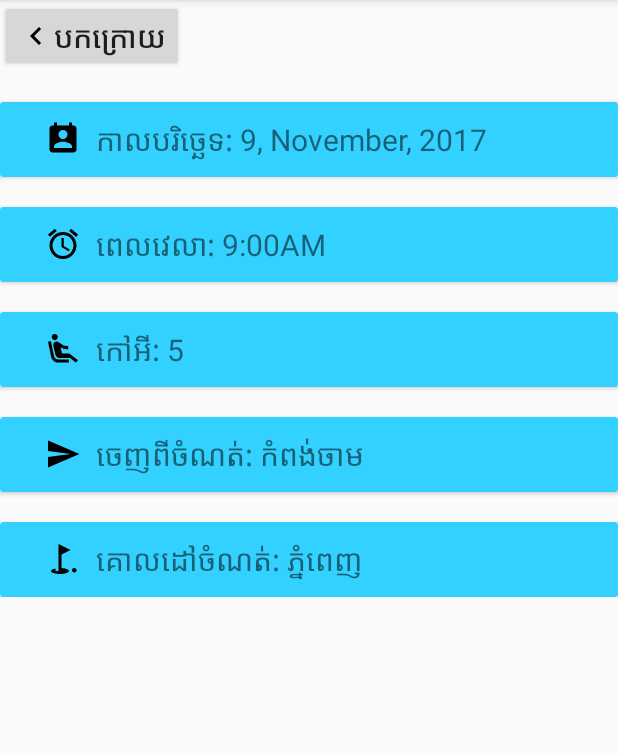
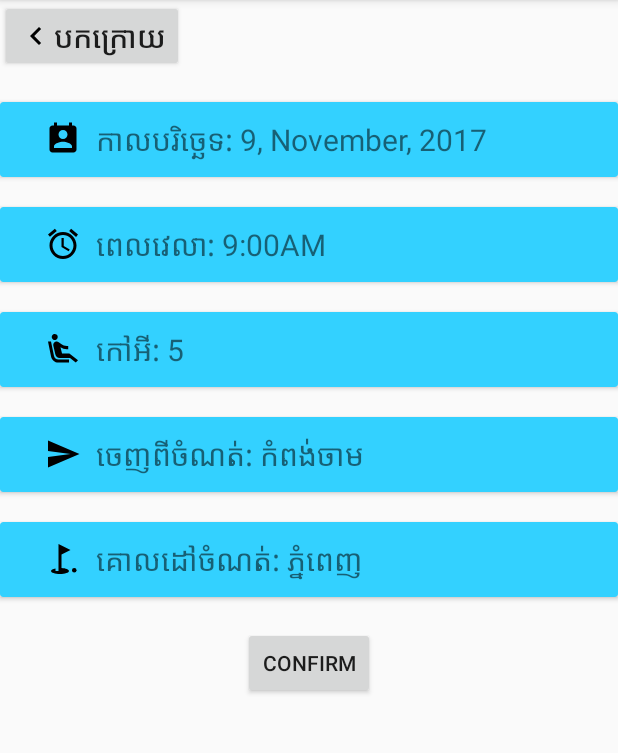
Before and after one commit to VuthyVey/WorkPlease, an Android app: the BookingInfo screen opened directly, with no data from a screen before it, on a phone screen of 412 x 824 dp, the part 84-837 px from its top. Run offline under Robolectric (Android 15) with nearby library versions, the phone set to English and light mode, and no system bars.

Commit message:
confirm the booking

```diff
--- a/app/src/main/res/layout/activity_booking_info.xml
+++ b/app/src/main/res/layout/activity_booking_info.xml
@@ -141,6 +141,16 @@
 
                />
        </android.support.v7.widget.CardView>
+       <Button
+           android:id="@+id/BookingConfirm"
+           android:layout_width="wrap_content"
+           android:layout_height="wrap_content"
+           android:layout_marginTop="20dp"
+           android:layout_gravity="center_horizontal"
+           android:text="@string/button_label"
+           android:onClick="dialogevent"
+
+           />
    </LinearLayout>
     </ScrollView>
 </android.support.constraint.ConstraintLayout>
--- a/app/src/main/res/values/strings.xml
+++ b/app/src/main/res/values/strings.xml
@@ -1,5 +1,6 @@
 <resources>
     <string name="app_name">WorkPlease</string>
+    <string name="button_label">Confirm</string>
     <string-array name="station_array">
         <item>ភ្នំពេញ</item>
         <item>បាត់ដំបង</item>
```
Also changed, not shown: app/src/main/java/com/example/vuthy/workplease/BookingInfo.java (+36 -0 lines).
